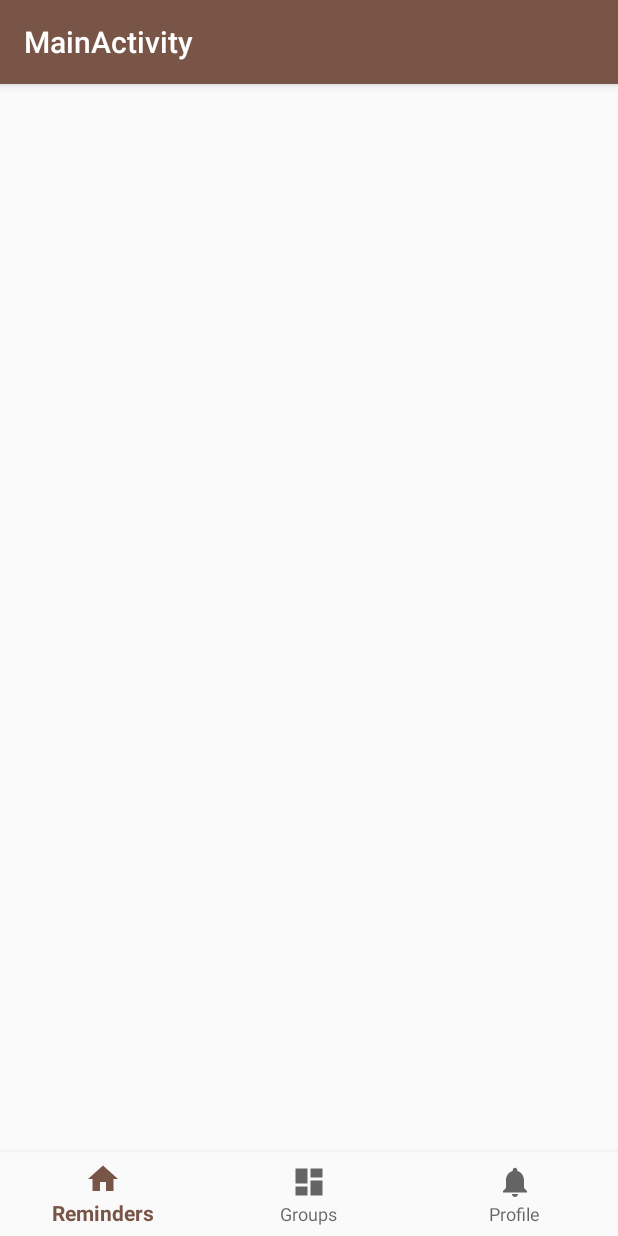
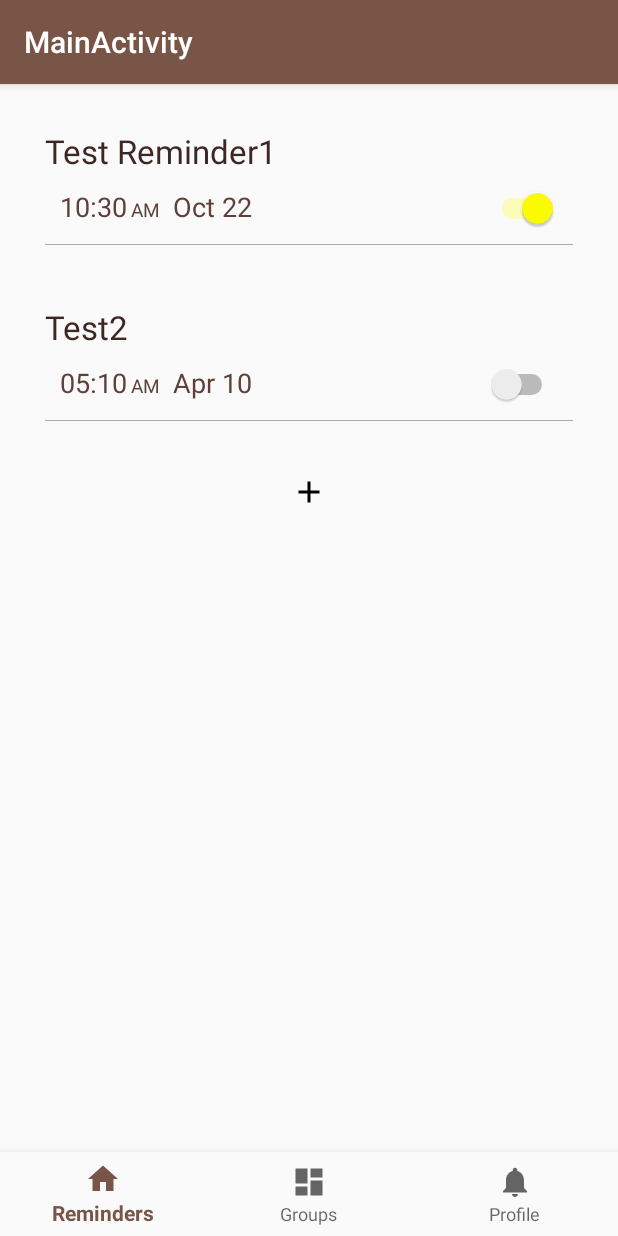
Before and after one commit to sai626/ListApp, an Android app: the screen it shows after launch (MainActivity), on a phone screen of 412 x 824 dp. Run offline under Robolectric (Android 15) with nearby library versions, the phone set to English and light mode, and no system bars.

Commit message:
ReminderAdapter and other drawables added

```diff
--- a/app/src/main/java/r201/vista/lake/listapp/Activities/MainActivity.java
+++ b/app/src/main/java/r201/vista/lake/listapp/Activities/MainActivity.java
@@ -58,6 +58,10 @@ public class MainActivity extends AppCompatActivity {
         profileFrag = new ProfileFragment();
         reminderFrag = new ReminderFragment();
         groupsFrag = new GroupFragment();
+
+        FragmentTransaction ft = getSupportFragmentManager().beginTransaction();
+        ft.add(R.id.content, reminderFrag);
+        ft.commit();
     }
 
 }
--- a/app/src/main/java/r201/vista/lake/listapp/Adaptors/ReminderAdapter.java
+++ b/app/src/main/java/r201/vista/lake/listapp/Adaptors/ReminderAdapter.java
@@ -1,34 +1,115 @@
 package r201.vista.lake.listapp.Adaptors;
 
+import android.content.Context;
 import android.support.v7.widget.RecyclerView;
+import android.text.SpannableString;
+import android.text.style.RelativeSizeSpan;
+import android.util.Log;
+import android.view.LayoutInflater;
 import android.view.View;
 import android.view.ViewGroup;
+import android.widget.ImageView;
+import android.widget.Switch;
+import android.widget.TextView;
+
+import java.text.SimpleDateFormat;
+import java.util.List;
+
+import r201.vista.lake.listapp.JavaObjects.Reminder;
+import r201.vista.lake.listapp.R;
 
 /**
  * Created by saii on 20/10/17.
  */
 
-public class ReminderAdapter extends RecyclerView.Adapter<ReminderAdapter.ViewHolder> {
+public class ReminderAdapter extends RecyclerView.Adapter<ReminderAdapter.ReminderViewHolder> {
 
-    @Override
-    public ViewHolder onCreateViewHolder(ViewGroup parent, int viewType) {
-        return null;
+    private Context context;
+    private ViewGroup parent;
+    private List<Reminder> reminderList;
+
+    public ReminderAdapter(Context context, ViewGroup parent, List<Reminder> reminderList) {
+        this.context = context;
+        this.parent = parent;
+        this.reminderList = reminderList;
     }
 
     @Override
-    public void onBindViewHolder(ViewHolder holder, int position) {
+    public ReminderViewHolder onCreateViewHolder(ViewGroup parent, int viewType) {
+        View view;
+        Log.d("viewType", String.valueOf(viewType));
+        if (viewType == 0) {
+            view = LayoutInflater.from(context).inflate(R.layout.reminder_layout, parent, false);
+        }else {
+            view = LayoutInflater.from(context).inflate(R.layout.reminder_add_layout, parent, false);
+        }
+        return new ReminderViewHolder(view, viewType);
+    }
 
+    @Override
+    public void onBindViewHolder(ReminderViewHolder holder, int position) {
+
+        if (position<reminderList.size()) {
+            holder.bindReminder(reminderList.get(position), position);
+        }else {
+            holder.bindAdd(position);
+        }
     }
 
     @Override
     public int getItemCount() {
-        return 0;
+        Log.d("RemindersCount", String.valueOf(reminderList.size() + 1));
+        return reminderList.size() + 1;
     }
 
-    public class ViewHolder extends RecyclerView.ViewHolder {
+    @Override
+    public int getItemViewType(int position) {
+        if (reminderList.size()>position){
+            return 0;
+        }else {
+            return 1;
+        }
+    }
 
-        public ViewHolder(View itemView) {
+    public class ReminderViewHolder extends RecyclerView.ViewHolder {
+
+        Reminder r;
+        TextView name, date;
+        Switch isActive;
+        ImageView add;
+        int pos, viewType;
+
+        SimpleDateFormat sdf = new SimpleDateFormat("hh:mm a  MMM dd");
+
+        public ReminderViewHolder(View itemView, int viewType) {
+
             super(itemView);
+            this.viewType = viewType;
+
+            if (viewType == 0) {
+                name = itemView.findViewById(R.id.reminderName);
+                date = itemView.findViewById(R.id.reminderDate);
+                isActive = itemView.findViewById(R.id.active);
+            }else  {
+                add = itemView.findViewById(R.id.addReminder);
+            }
+        }
+
+        public void bindReminder(Reminder r, int pos){
+            this.r = r;
+            this.pos = pos;
+
+            name.setText(r.getReminderName());
+            String dateString = sdf.format(r.getDate());
+
+            SpannableString string = new SpannableString(dateString);
+            string.setSpan(new RelativeSizeSpan(.7f), dateString.indexOf(' '), dateString.indexOf(' ')+ 3, 0);
+            date.setText(string);
+            isActive.setChecked(r.isActive());
+        }
+
+        public void bindAdd(int pos) {
+            this.pos = pos;
         }
     }
 }
--- a/app/src/main/java/r201/vista/lake/listapp/Fragments/ProfileFragment.java
+++ b/app/src/main/java/r201/vista/lake/listapp/Fragments/ProfileFragment.java
@@ -31,6 +31,17 @@ public class ProfileFragment extends Fragment {
     private ImageView nameEdit, phoneEdit, emailEdit, bdayEdit;
     private Button update;
     private Calendar date;
+
+    private View.OnFocusChangeListener focusChangeListener = new View.OnFocusChangeListener() {
+        @Override
+        public void onFocusChange(View v, boolean hasFocus) {
+            if (hasFocus) {
+                ((InputMethodManager)getActivity().getSystemService(Context.INPUT_METHOD_SERVICE)).toggleSoftInput(InputMethodManager.SHOW_FORCED, InputMethodManager.HIDE_IMPLICIT_ONLY);
+            } else {
+                ((InputMethodManager)getActivity().getSystemService(Context.INPUT_METHOD_SERVICE)).hideSoftInputFromWindow(v.getWindowToken(), 0);
+            }
+        }
+    };
 
     @Override
     public View onCreateView(LayoutInflater inflater, ViewGroup container,
@@ -122,48 +133,12 @@ public class ProfileFragment extends Fragment {
             }
         });
 
-        name.setOnFocusChangeListener(new View.OnFocusChangeListener() {
-            @Override
-            public void onFocusChange(View v, boolean hasFocus) {
-                if (hasFocus) {
-                    ((InputMethodManager)getActivity().getSystemService(Context.INPUT_METHOD_SERVICE)).toggleSoftInput(InputMethodManager.SHOW_FORCED, InputMethodManager.HIDE_IMPLICIT_ONLY);
-                } else {
-                    ((InputMethodManager)getActivity().getSystemService(Context.INPUT_METHOD_SERVICE)).hideSoftInputFromWindow(v.getWindowToken(), 0);
-                }
-            }
-        });
+        name.setOnFocusChangeListener(focusChangeListener);
 
-        phone.setOnFocusChangeListener(new View.OnFocusChangeListener() {
-            @Override
-            public void onFocusChange(View v, boolean hasFocus) {
-                if (hasFocus) {
-                    ((InputMethodManager)getActivity().getSystemService(Context.INPUT_METHOD_SERVICE)).toggleSoftInput(InputMethodManager.SHOW_FORCED, InputMethodManager.HIDE_IMPLICIT_ONLY);
-                } else {
-                    ((InputMethodManager)getActivity().getSystemService(Context.INPUT_METHOD_SERVICE)).hideSoftInputFromWindow(v.getWindowToken(), 0);
-                }
-            }
-        });
+        phone.setOnFocusChangeListener(focusChangeListener);
 
-        email.setOnFocusChangeListener(new View.OnFocusChangeListener() {
-            @Override
-            public void onFocusChange(View v, boolean hasFocus) {
-                if (hasFocus) {
-                    ((InputMethodManager)getActivity().getSystemService(Context.INPUT_METHOD_SERVICE)).toggleSoftInput(InputMethodManager.SHOW_FORCED, InputMethodManager.HIDE_IMPLICIT_ONLY);
-                } else {
-                    ((InputMethodManager)getActivity().getSystemService(Context.INPUT_METHOD_SERVICE)).hideSoftInputFromWindow(v.getWindowToken(), 0);
-                }
-            }
-        });
+        email.setOnFocusChangeListener(focusChangeListener);
 
-        bday.setOnFocusChangeListener(new View.OnFocusChangeListener() {
-            @Override
-            public void onFocusChange(View v, boolean hasFocus) {
-                if (hasFocus) {
-                    ((InputMethodManager)getActivity().getSystemService(Context.INPUT_METHOD_SERVICE)).toggleSoftInput(InputMethodManager.SHOW_FORCED, InputMethodManager.HIDE_IMPLICIT_ONLY);
-                } else {
-                    ((InputMethodManager)getActivity().getSystemService(Context.INPUT_METHOD_SERVICE)).hideSoftInputFromWindow(v.getWindowToken(), 0);
-                }
-            }
-        });
+        bday.setOnFocusChangeListener(focusChangeListener);
     }
 }
--- a/app/src/main/java/r201/vista/lake/listapp/Fragments/ReminderFragment.java
+++ b/app/src/main/java/r201/vista/lake/listapp/Fragments/ReminderFragment.java
@@ -3,21 +3,31 @@ package r201.vista.lake.listapp.Fragments;
 
 import android.os.Bundle;
 import android.support.v4.app.Fragment;
+import android.support.v7.widget.LinearLayoutManager;
+import android.support.v7.widget.RecyclerView;
 import android.view.LayoutInflater;
 import android.view.View;
 import android.view.ViewGroup;
 import android.widget.TextView;
 
+import java.util.List;
+
+import r201.vista.lake.listapp.Adaptors.ReminderAdapter;
+import r201.vista.lake.listapp.JavaObjects.Reminder;
 import r201.vista.lake.listapp.R;
+import r201.vista.lake.listapp.TestObjects.ReminderObjects;
 
 /**
  * A simple {@link Fragment} subclass.
  */
 public class ReminderFragment extends Fragment {
 
+    private List<Reminder> reminderList;
+    private RecyclerView reminderView;
+    private ReminderAdapter reminderAdapter;
 
     public ReminderFragment() {
-        // Required empty public constructor
+        reminderList = new ReminderObjects().getReminderList();
     }
 
 
@@ -28,6 +38,12 @@ public class ReminderFragment extends Fragment {
         if (getView() == null) {
             View v = inflater.inflate(R.layout.fragment_reminder,container,false);
 
+            reminderView = v.findViewById(R.id.reminders);
+            reminderAdapter = new ReminderAdapter(getContext(), reminderView, reminderList);
+
+            reminderView.setAdapter(reminderAdapter);
+            reminderView.setLayoutManager(new LinearLayoutManager(getContext()));
+
             return  v;
         }else {
             return getView();
--- /dev/null
+++ b/app/src/main/java/r201/vista/lake/listapp/TestObjects/ReminderObjects.java
@@ -0,0 +1,29 @@
+package r201.vista.lake.listapp.TestObjects;
+
+import java.util.ArrayList;
+import java.util.Calendar;
+import java.util.List;
+
+import r201.vista.lake.listapp.JavaObjects.Reminder;
+
+/**
+ * Created by saii on 21/10/17.
+ */
+
+public class ReminderObjects {
+
+    private List<Reminder> reminderList = new ArrayList<>();
+
+    public ReminderObjects() {
+        Reminder r1 = new Reminder("Test Reminder1", Calendar.getInstance().getTime(), true);
+        Calendar c = Calendar.getInstance();
+        c.set(1995, 3, 10, 5, 10, 50);
+        Reminder r2 = new Reminder("Test2", c.getTime(), false);
+        reminderList.add(r1);
+        reminderList.add(r2);
+    }
+
+    public List<Reminder> getReminderList() {
+        return reminderList;
+    }
+}
--- a/app/src/main/res/layout/group_layout.xml
+++ b/app/src/main/res/layout/group_layout.xml
@@ -1,7 +1,7 @@
 <?xml version="1.0" encoding="utf-8"?>
 <android.support.v7.widget.CardView xmlns:android="http://schemas.android.com/apk/res/android"
     android:layout_width="match_parent"
-    android:layout_height="match_parent"
+    android:layout_height="wrap_content"
     xmlns:app="http://schemas.android.com/apk/res-auto"
     app:cardCornerRadius="5dp"
     android:layout_margin="10dp">
--- /dev/null
+++ b/app/src/main/res/layout/reminder_add_layout.xml
@@ -0,0 +1,16 @@
+<?xml version="1.0" encoding="utf-8"?>
+<LinearLayout xmlns:android="http://schemas.android.com/apk/res/android"
+    android:orientation="vertical"
+    android:layout_width="match_parent"
+    android:layout_height="wrap_content">
+
+    <ImageView
+        android:layout_width="match_parent"
+        android:layout_height="wrap_content"
+        android:src="@drawable/ic_add_black_24dp"
+        android:layout_gravity="center"
+        android:padding="15dp"
+        android:id="@+id/addReminder"
+        android:background="?attr/selectableItemBackground"
+        android:clickable="true"/>
+</LinearLayout>
--- a/app/src/main/res/layout/reminder_layout.xml
+++ b/app/src/main/res/layout/reminder_layout.xml
@@ -3,7 +3,7 @@
     xmlns:android="http://schemas.android.com/apk/res/android"
     android:orientation="vertical"
     android:layout_width="match_parent"
-    android:layout_height="match_parent"
+    android:layout_height="wrap_content"
     android:padding="20dp"
     android:id="@+id/reminder">
 
@@ -11,7 +11,8 @@
         android:layout_width="match_parent"
         android:layout_height="wrap_content"
         android:textAppearance="@style/HeadingText"
-        android:text="ReminderName"/>
+        android:text="Reminder Name"
+        android:id="@+id/reminderName"/>
 
     <LinearLayout
         android:layout_width="match_parent"
@@ -24,7 +25,8 @@
             android:layout_height="wrap_content"
             android:layout_weight="1"
             android:text="12th Sep, 12:35 pm"
-            android:textAppearance="@style/SubheadingText"/>
+            android:textAppearance="@style/SubheadingText"
+            android:id="@+id/reminderDate"/>
 
         <Switch
             android:id="@+id/active"
```
Also changed, not shown: app/src/main/res/drawable-hdpi/ic_add_black_24dp.png (added), app/src/main/res/drawable-hdpi/ic_add_circle_outline_black_24dp.png (added), app/src/main/res/drawable-mdpi/ic_add_black_24dp.png (added), app/src/main/res/drawable-mdpi/ic_add_circle_outline_black_24dp.png (added), app/src/main/res/drawable-xhdpi/ic_add_black_24dp.png (added), app/src/main/res/drawable-xhdpi/ic_add_circle_outline_black_24dp.png (added), app/src/main/res/drawable-xxhdpi/ic_add_black_24dp.png (added), app/src/main/res/drawable-xxhdpi/ic_add_circle_outline_black_24dp.png (added), app/src/main/res/drawable-xxxhdpi/ic_add_black_24dp.png (added), app/src/main/res/drawable-xxxhdpi/ic_add_circle_outline_black_24dp.png (added).
